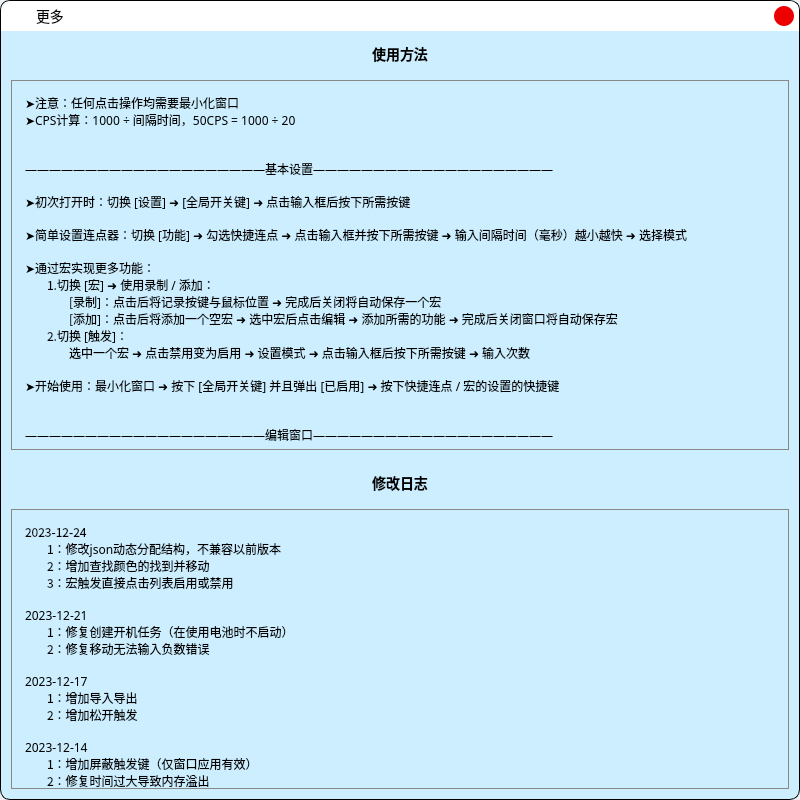
This is .ui/MoreUi.ui in hongliangdu/Quickinput as Qt 5 draws it before an edit. The edited form follows.
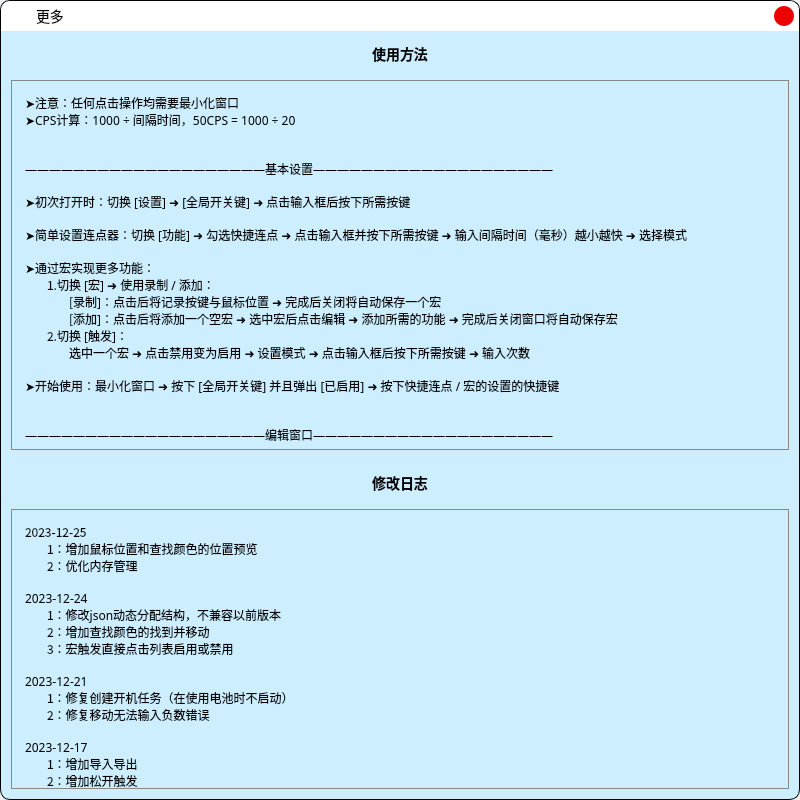
This is the edited form. Icons and pictures are not drawn.

What changed in the file:
```diff
--- a/.ui/MoreUi.ui
+++ b/.ui/MoreUi.ui
@@ -425,7 +425,7 @@
            <x>0</x>
            <y>0</y>
            <width>776</width>
-           <height>2484</height>
+           <height>2552</height>
           </rect>
          </property>
          <property name="styleSheet">
@@ -467,7 +467,11 @@
              <string notr="true">font-family:&quot;Microsoft YaHei&quot;;font-size:12px;</string>
             </property>
             <property name="text">
-             <string>2023-12-24
+             <string>2023-12-25
+ㅤㅤ1：增加鼠标位置和查找颜色的位置预览
+ㅤㅤ2：优化内存管理
+
+2023-12-24
 ㅤㅤ1：修改json动态分配结构，不兼容以前版本
 ㅤㅤ2：增加查找颜色的找到并移动
 ㅤㅤ3：宏触发直接点击列表启用或禁用
```
